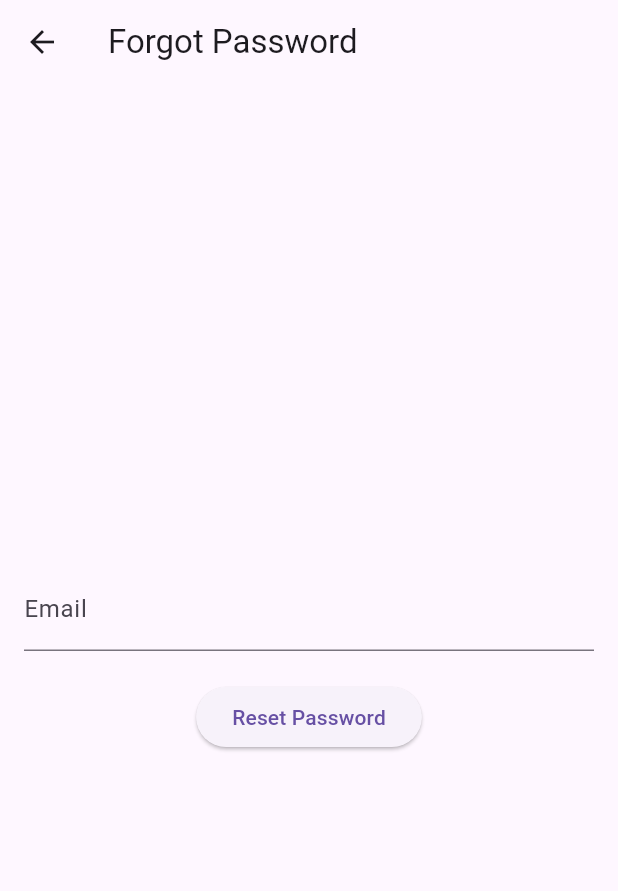
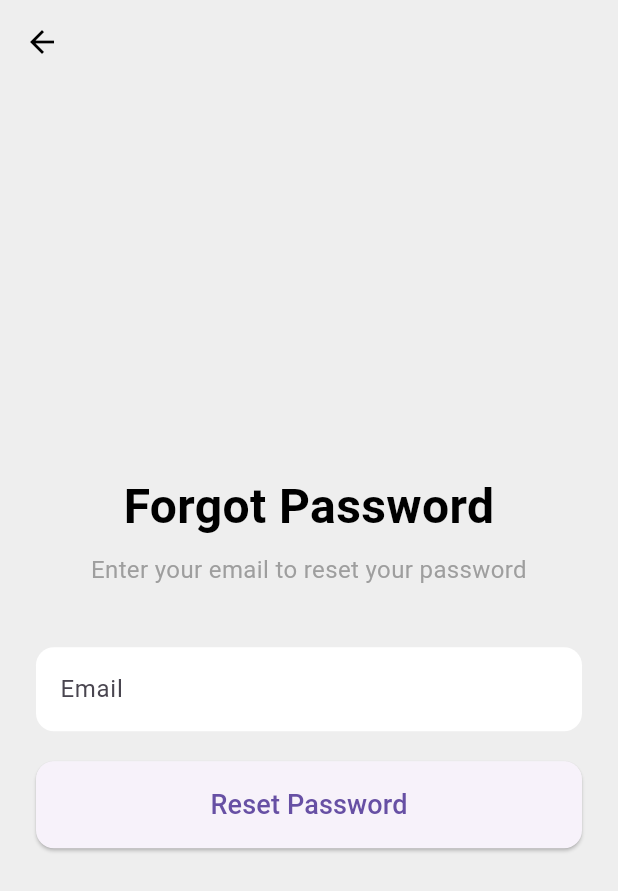
Before and after one commit to Arsathirfan/flutter_learn_app, a Flutter app: the ForgotPasswordScreen screen opened by its route, on a phone screen of 412 x 824 dp. Shown: the top 891 px of the screen. Run offline on Flutter 3.47's test engine with Material 3 defaults, Android fonts, the phone set to English and light mode, and no system bars; our stand-ins replace firebase_ai, firebase_auth, firebase_core, google_sign_in, shared_preferences; accounts and stored records are empty.

Commit message:
feat: Update Forgot Password screen UI

```diff
--- a/lib/pages/forgot_password_screen.dart
+++ b/lib/pages/forgot_password_screen.dart
@@ -14,17 +14,48 @@ class ForgotPasswordScreen extends StatelessWidget {
       create: (context) => ForgotPasswordProvider(),
       child: Scaffold(
         appBar: AppBar(
-          title: const Text('Forgot Password'),
+          backgroundColor: Colors.transparent,
+          elevation: 0,
+          leading: IconButton(
+            icon: const Icon(Icons.arrow_back, color: Colors.black),
+            onPressed: () => Navigator.of(context).pop(),
           ),
-        body: Padding(
-          padding: const EdgeInsets.all(16.0),
+        ),
+        backgroundColor: Colors.grey[200],
+        body: SafeArea(
+          child: Center(
+            child: SingleChildScrollView(
+              padding: const EdgeInsets.all(24.0),
               child: Column(
                 mainAxisAlignment: MainAxisAlignment.center,
+                crossAxisAlignment: CrossAxisAlignment.stretch,
                 children: [
+                  const Text(
+                    'Forgot Password',
+                    style: TextStyle(
+                      fontSize: 32,
+                      fontWeight: FontWeight.bold,
+                      color: Colors.black,
+                    ),
+                    textAlign: TextAlign.center,
+                  ),
+                  const SizedBox(height: 8),
+                  const Text(
+                    'Enter your email to reset your password',
+                    style: TextStyle(fontSize: 16, color: Colors.grey),
+                    textAlign: TextAlign.center,
+                  ),
+                  const SizedBox(height: 40),
                   TextField(
                     controller: _emailController,
-                decoration: const InputDecoration(
+                    decoration: InputDecoration(
                       labelText: 'Email',
+                      filled: true,
+                      fillColor: Colors.white,
+                      border: OutlineInputBorder(
+                        borderRadius: BorderRadius.circular(12),
+                        borderSide: BorderSide.none,
+                      ),
                     ),
                   ),
                   const SizedBox(height: 20),
@@ -35,12 +66,23 @@ class ForgotPasswordScreen extends StatelessWidget {
                         context.read<ForgotPasswordProvider>().resetPassword(context, email);
                       }
                     },
-                child: const Text('Reset Password'),
+                    style: ElevatedButton.styleFrom(
+                      padding: const EdgeInsets.symmetric(vertical: 16),
+                      shape: RoundedRectangleBorder(
+                        borderRadius: BorderRadius.circular(12),
+                      ),
+                    ),
+                    child: const Text(
+                      'Reset Password',
+                      style: TextStyle(fontSize: 18),
+                    ),
                   ),
                 ],
               ),
             ),
-      )
+          ),
+        ),
+      ),
     );
   }
 }
```
Lines whose indentation alone changed are shown as unchanged.
